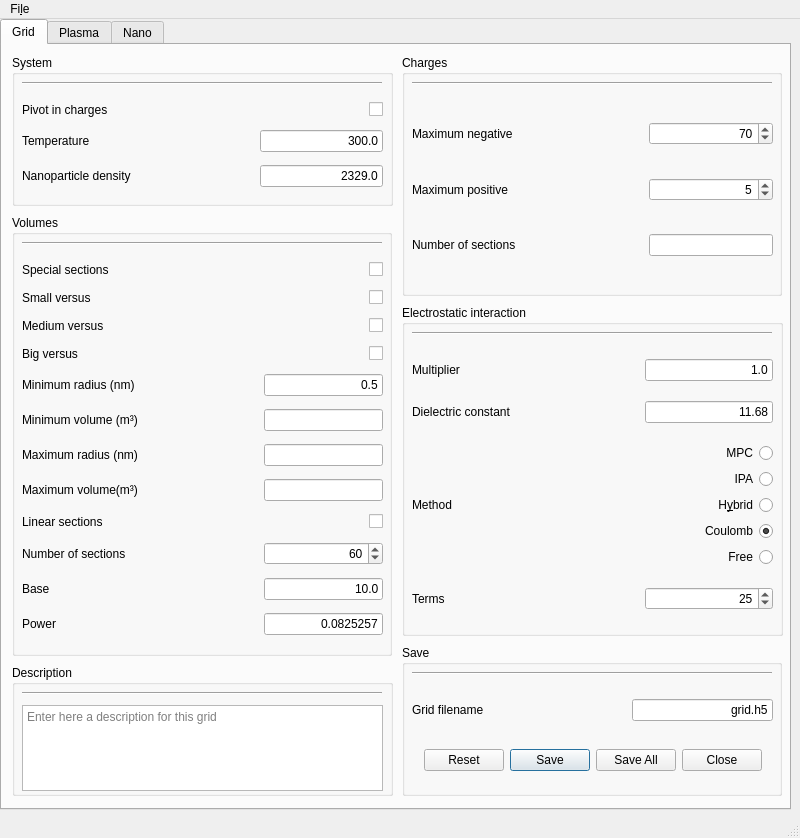
Qt form ndust/ndust.ui (caos21/ndust) before a commit.
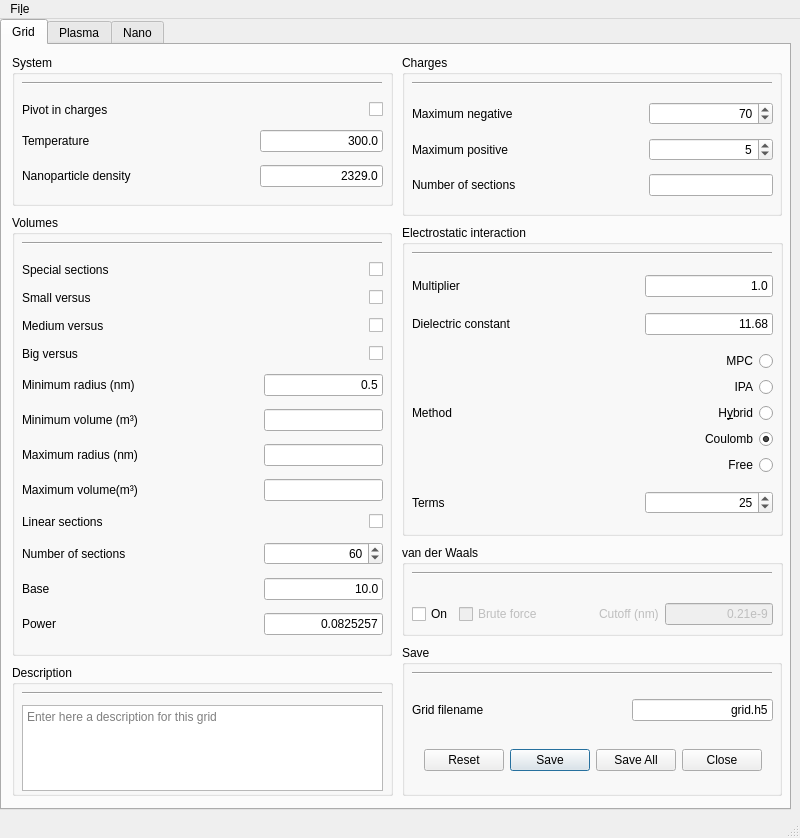
The same form after that commit.

Commit message: Added vdW interaction potentials. New symmetric calculation of MPC+vdW potentials, speedup 3X. Added brute force methods

```diff
--- a/ndust/ndust.ui
+++ b/ndust/ndust.ui
@@ -363,7 +363,7 @@
            <x>400</x>
            <y>10</y>
            <width>380</width>
-           <height>241</height>
+           <height>161</height>
           </rect>
          </property>
          <property name="title">
@@ -375,7 +375,7 @@
             <x>10</x>
             <y>40</y>
             <width>361</width>
-            <height>191</height>
+            <height>111</height>
            </rect>
           </property>
           <layout class="QGridLayout" name="gridLayout_5">
@@ -691,9 +691,9 @@
          <property name="geometry">
           <rect>
            <x>400</x>
-           <y>260</y>
+           <y>180</y>
            <width>381</width>
-           <height>331</height>
+           <height>311</height>
           </rect>
          </property>
          <property name="title">
@@ -718,7 +718,7 @@
             <x>10</x>
             <y>40</y>
             <width>361</width>
-            <height>281</height>
+            <height>261</height>
            </rect>
           </property>
           <layout class="QGridLayout" name="gridLayout_10">
@@ -913,6 +913,97 @@
           </layout>
          </widget>
         </widget>
+        <widget class="QGroupBox" name="groupBox_vdw">
+         <property name="geometry">
+          <rect>
+           <x>400</x>
+           <y>500</y>
+           <width>381</width>
+           <height>91</height>
+          </rect>
+         </property>
+         <property name="title">
+          <string>van der Waals</string>
+         </property>
+         <widget class="Line" name="line_16">
+          <property name="geometry">
+           <rect>
+            <x>10</x>
+            <y>20</y>
+            <width>360</width>
+            <height>16</height>
+           </rect>
+          </property>
+          <property name="orientation">
+           <enum>Qt::Horizontal</enum>
+          </property>
+         </widget>
+         <widget class="QWidget" name="gridLayoutWidget_21">
+          <property name="geometry">
+           <rect>
+            <x>10</x>
+            <y>40</y>
+            <width>361</width>
+            <height>58</height>
+           </rect>
+          </property>
+          <layout class="QGridLayout" name="gridLayout_vdw">
+           <item row="1" column="5">
+            <widget class="QLineEdit" name="lineEdit_cutoff">
+             <property name="enabled">
+              <bool>false</bool>
+             </property>
+             <property name="text">
+              <string>0.21e-9</string>
+             </property>
+             <property name="alignment">
+              <set>Qt::AlignRight|Qt::AlignTrailing|Qt::AlignVCenter</set>
+             </property>
+            </widget>
+           </item>
+           <item row="1" column="1">
+            <widget class="QCheckBox" name="checkBox_vdw">
+             <property name="text">
+              <string>On</string>
+             </property>
+            </widget>
+           </item>
+           <item row="1" column="4">
+            <widget class="QLabel" name="label_cutoff">
+             <property name="enabled">
+              <bool>false</bool>
+             </property>
+             <property name="text">
+              <string>Cutoff (nm)</string>
+             </property>
+            </widget>
+           </item>
+           <item row="1" column="3">
+            <spacer name="horizontalSpacer_vdw">
+             <property name="orientation">
+              <enum>Qt::Horizontal</enum>
+             </property>
+             <property name="sizeHint" stdset="0">
+              <size>
+               <width>40</width>
+               <height>20</height>
+              </size>
+             </property>
+            </spacer>
+           </item>
+           <item row="1" column="2">
+            <widget class="QCheckBox" name="checkBox_bf">
+             <property name="enabled">
+              <bool>false</bool>
+             </property>
+             <property name="text">
+              <string>Brute force</string>
+             </property>
+            </widget>
+           </item>
+          </layout>
+         </widget>
+        </widget>
        </widget>
        <widget class="QWidget" name="Plasma_ini_tab">
         <attribute name="title">
```
Left out of the diff: 26 changed lines with no effect on the pictures. The commit also changes 11 other files.
